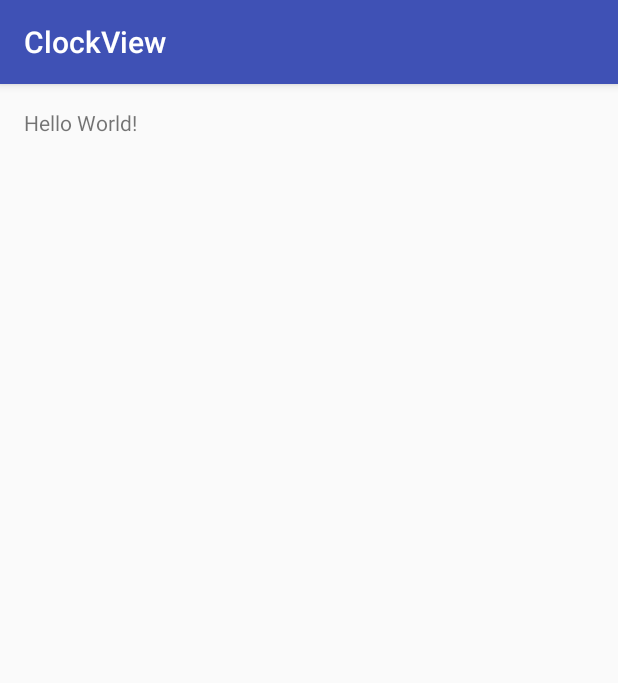
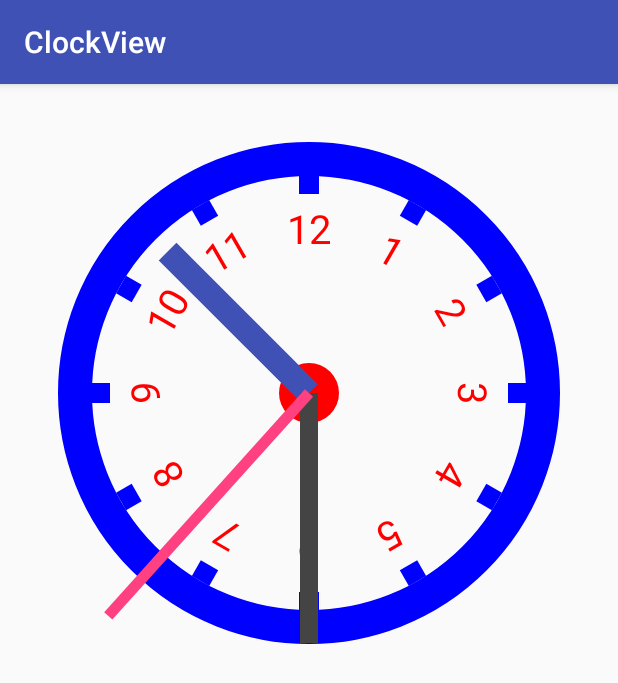
Before and after one commit to Crazy-Ann/ClockView, an Android app: the screen it shows after launch (MainActivity), on a phone screen of 412 x 824 dp. Shown: the top 683 px of the screen. Run offline under Robolectric (Android 15) with nearby library versions, the phone set to English and light mode, and no system bars; 2 statements that could not run were skipped.

Commit message:
时钟的完成

```diff
--- /dev/null
+++ b/app/src/main/java/com/yus/clockview/ClockView.java
@@ -0,0 +1,137 @@
+package com.yus.clockview;
+
+import android.content.Context;
+import android.graphics.Canvas;
+import android.graphics.Color;
+import android.graphics.Paint;
+import android.util.AttributeSet;
+import android.util.Log;
+import android.view.View;
+
+import java.util.Calendar;
+
+/**
+ * Created by ${余胜} on 2016/8/22.
+ */
+public class ClockView extends View {
+
+    private Paint bigCiclePaint;
+    private Calendar calendar;
+    /**
+     * 小圆心画笔
+     */
+    private Paint smallCiclePaint;
+    /**
+     * 画矩形刻度画笔
+     */
+    private Paint calibrationPaint;
+    /**
+     * 画刻度数字的画笔
+     */
+    private Paint numPaint;
+    /**画时针的画笔*/
+    private Paint hourPaint;
+    private Paint minutePaint;
+    private Paint secondPaint;
+
+    public ClockView(Context context) {
+        this(context,null);
+    }
+
+    public ClockView(Context context, AttributeSet attrs) {
+        this(context,attrs,0);
+    }
+
+    public ClockView(Context context, AttributeSet attrs, int defStyleAttr) {
+        super(context, attrs, defStyleAttr);
+
+
+        bigCiclePaint = new Paint();
+        bigCiclePaint.setColor(Color.BLUE);
+        bigCiclePaint.setStyle(Paint.Style.STROKE);
+        bigCiclePaint.setStrokeWidth(34);
+
+        smallCiclePaint = new Paint();
+        smallCiclePaint.setColor(Color.RED);
+        smallCiclePaint.setStyle(Paint.Style.FILL);
+
+        calibrationPaint = new Paint();
+        calibrationPaint.setColor(Color.BLUE);
+        calibrationPaint.setStyle(Paint.Style.FILL);
+        calibrationPaint.setStrokeWidth(20);
+
+        numPaint = new Paint();
+        numPaint.setColor(Color.RED);
+        numPaint.setAntiAlias(true);
+        numPaint.setTextAlign(Paint.Align.CENTER);
+        numPaint.setTextSize(40);
+
+        hourPaint = new Paint();
+        hourPaint.setColor(Color.parseColor("#3F51B5"));
+        hourPaint.setStrokeWidth(25);
+
+        minutePaint = new Paint();
+        minutePaint.setColor(Color.DKGRAY);
+        minutePaint.setStrokeWidth(18);
+
+        secondPaint = new Paint();
+        secondPaint.setColor(Color.parseColor("#FF4081"));
+        secondPaint.setStrokeWidth(11);
+    }
+    private int cX;
+    private int cY;
+    private float bigRadius;
+    @Override
+    protected void onDraw(Canvas canvas) {
+        super.onDraw(canvas);
+        calendar = Calendar.getInstance();
+        int clockWidth = getWidth();
+        cX=clockWidth/2;
+        cY=clockWidth/2;
+        bigRadius=(float) clockWidth/2-75;
+
+        canvas.drawCircle(cX,cY,bigRadius,bigCiclePaint);//画大表盘
+        canvas.drawCircle(cX,cY,30,smallCiclePaint);//画小圆心
+
+//        canvas.save()方法和canvas.restore()方法都是成对出现的，这一点要注意。
+        for (int i = 1; i <13 ; i++) {
+            //在旋转之前保存画布状态
+            canvas.save();
+            canvas.rotate(i*30,cX,cY);//先画1点，从1到12
+            canvas.drawLine(cX,cY-bigRadius+34/2,cX,cY-bigRadius+34/2+18,calibrationPaint);//画刻度
+            //画刻度上数字,第三个参数表示文字的基准线
+            canvas.drawText(i+"",cX,cY-bigRadius+34/2+18+50,numPaint);
+            //恢复画布状态
+            canvas.restore();
+        }
+        //获得当前小时
+        int hour = calendar.get(Calendar.HOUR);
+        int minute  = calendar.get(Calendar.MINUTE);
+        int second  = calendar.get(Calendar.SECOND);
+//        Log.d("alan","hour----->"+hour);
+//        Log.d("alan","minute--->"+minute);
+        Log.d("alan","second--->"+second);
+        float hourDegree=((float)minute/60+hour)*30;//画时针时画布应该旋转的度数
+//        Log.d("alan","(float)minute/60---->"+(float)minute/60);
+//        Log.d("alan","hourDegree--->"+hourDegree);
+        canvas.save();
+        canvas.rotate(hourDegree,cX,cY);//旋转画布准备画时针
+        canvas.drawLine(cX,cY-200,cX,cY,hourPaint);//画时针
+        canvas.restore();//重置画布
+
+//        canvas.save();
+        float minuteDegree=((float)minute)/60*360;//画分针时画布应该旋转的度数
+//        Log.d("alan","minuteDegree--->"+minuteDegree);
+        canvas.rotate(minuteDegree,cX,cY);
+        canvas.drawLine(cX,cY-250,cX,cY,minutePaint);
+        canvas.restore();
+
+        float secondDegree=((float)second)/60*360;//画秒针时画布应该旋转的度数
+//        Log.d("alan","secondDegree--->"+secondDegree);
+        canvas.rotate(secondDegree,cX,cY);//这里是顺时针旋转
+        canvas.drawLine(cX,cY-300,cX,cY,secondPaint);
+        canvas.restore();
+
+        postInvalidateDelayed(1000);//每1秒钟重绘一次
+    }
+}
--- a/app/src/main/res/layout/activity_main.xml
+++ b/app/src/main/res/layout/activity_main.xml
@@ -3,14 +3,9 @@
     xmlns:tools="http://schemas.android.com/tools"
     android:layout_width="match_parent"
     android:layout_height="match_parent"
-    android:paddingBottom="@dimen/activity_vertical_margin"
-    android:paddingLeft="@dimen/activity_horizontal_margin"
-    android:paddingRight="@dimen/activity_horizontal_margin"
-    android:paddingTop="@dimen/activity_vertical_margin"
     tools:context="com.yus.clockview.MainActivity">
 
-    <TextView
-        android:layout_width="wrap_content"
-        android:layout_height="wrap_content"
-        android:text="Hello World!" />
+    <com.yus.clockview.ClockView
+        android:layout_width="match_parent"
+        android:layout_height="match_parent" />
 </RelativeLayout>
```
